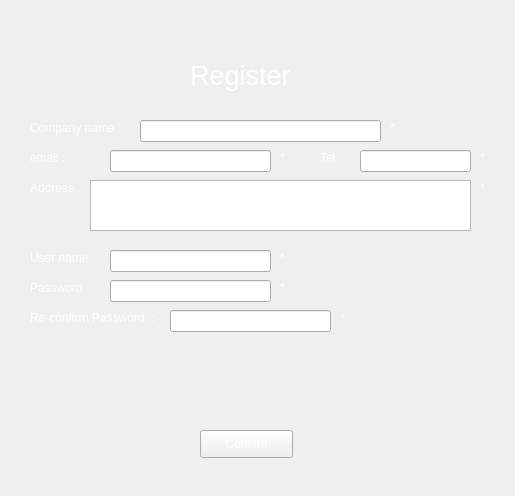
Sirawap/PathFinder-Project, file Company_Registeration.ui: the form before one commit.
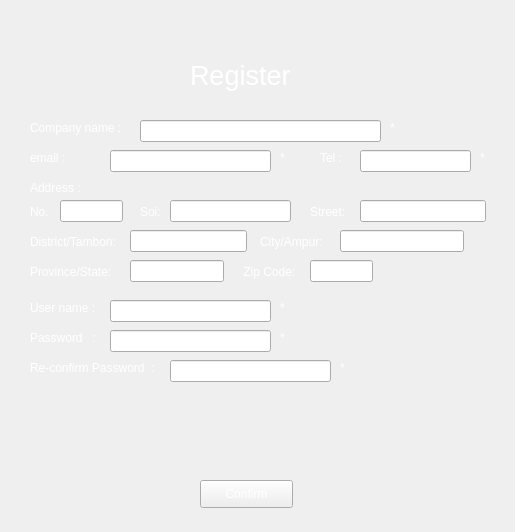
The form after the commit. Icons and pictures are not drawn.

Commit message: Company_Edit_Profile update style sheet

The edit to the form file:
```diff
--- a/Company_Registeration.ui
+++ b/Company_Registeration.ui
@@ -7,7 +7,7 @@
     <x>0</x>
     <y>0</y>
     <width>515</width>
-    <height>496</height>
+    <height>532</height>
    </rect>
   </property>
   <property name="windowTitle">
@@ -31,7 +31,7 @@
    <property name="geometry">
     <rect>
      <x>280</x>
-     <y>250</y>
+     <y>300</y>
      <width>16</width>
      <height>16</height>
     </rect>
@@ -70,7 +70,7 @@
    <property name="geometry">
     <rect>
      <x>110</x>
-     <y>280</y>
+     <y>330</y>
      <width>161</width>
      <height>22</height>
     </rect>
@@ -90,7 +90,7 @@
    <property name="geometry">
     <rect>
      <x>170</x>
-     <y>310</y>
+     <y>360</y>
      <width>161</width>
      <height>22</height>
     </rect>
@@ -123,7 +123,7 @@
    <property name="geometry">
     <rect>
      <x>200</x>
-     <y>430</y>
+     <y>480</y>
      <width>93</width>
      <height>28</height>
     </rect>
@@ -145,19 +145,6 @@
     <string>Company name :</string>
    </property>
   </widget>
-  <widget class="QLabel" name="label_22">
-   <property name="geometry">
-    <rect>
-     <x>480</x>
-     <y>180</y>
-     <width>16</width>
-     <height>16</height>
-    </rect>
-   </property>
-   <property name="text">
-    <string>*</string>
-   </property>
-  </widget>
   <widget class="QLabel" name="label_24">
    <property name="geometry">
     <rect>
@@ -175,7 +162,7 @@
    <property name="geometry">
     <rect>
      <x>30</x>
-     <y>250</y>
+     <y>300</y>
      <width>81</width>
      <height>16</height>
     </rect>
@@ -188,7 +175,7 @@
    <property name="geometry">
     <rect>
      <x>340</x>
-     <y>310</y>
+     <y>360</y>
      <width>16</width>
      <height>16</height>
     </rect>
@@ -232,7 +219,7 @@
    <property name="geometry">
     <rect>
      <x>30</x>
-     <y>280</y>
+     <y>330</y>
      <width>71</width>
      <height>16</height>
     </rect>
@@ -245,7 +232,7 @@
    <property name="geometry">
     <rect>
      <x>110</x>
-     <y>250</y>
+     <y>300</y>
      <width>161</width>
      <height>22</height>
     </rect>
@@ -255,7 +242,7 @@
    <property name="geometry">
     <rect>
      <x>280</x>
-     <y>280</y>
+     <y>330</y>
      <width>16</width>
      <height>16</height>
     </rect>
@@ -268,7 +255,7 @@
    <property name="geometry">
     <rect>
      <x>30</x>
-     <y>310</y>
+     <y>360</y>
      <width>141</width>
      <height>16</height>
     </rect>
@@ -277,16 +264,6 @@
     <string>Re-confirm Password  :</string>
    </property>
   </widget>
-  <widget class="QListWidget" name="register_address">
-   <property name="geometry">
-    <rect>
-     <x>90</x>
-     <y>180</y>
-     <width>381</width>
-     <height>51</height>
-    </rect>
-   </property>
-  </widget>
   <widget class="QLabel" name="label_25">
    <property name="geometry">
     <rect>
@@ -317,7 +294,7 @@
    <property name="geometry">
     <rect>
      <x>70</x>
-     <y>360</y>
+     <y>410</y>
      <width>351</width>
      <height>51</height>
     </rect>
@@ -326,6 +303,173 @@
     <string/>
    </property>
   </widget>
+  <widget class="QLabel" name="label_16">
+   <property name="geometry">
+    <rect>
+     <x>240</x>
+     <y>260</y>
+     <width>61</width>
+     <height>24</height>
+    </rect>
+   </property>
+   <property name="text">
+    <string> Zip Code:</string>
+   </property>
+  </widget>
+  <widget class="QLabel" name="label_13">
+   <property name="geometry">
+    <rect>
+     <x>260</x>
+     <y>230</y>
+     <width>71</width>
+     <height>24</height>
+    </rect>
+   </property>
+   <property name="text">
+    <string>City/Ampur:</string>
+   </property>
+  </widget>
+  <widget class="QLineEdit" name="lineEdit_zip">
+   <property name="geometry">
+    <rect>
+     <x>310</x>
+     <y>260</y>
+     <width>63</width>
+     <height>22</height>
+    </rect>
+   </property>
+  </widget>
+  <widget class="QLineEdit" name="lineEdit_city">
+   <property name="geometry">
+    <rect>
+     <x>340</x>
+     <y>230</y>
+     <width>124</width>
+     <height>22</height>
+    </rect>
+   </property>
+   <property name="text">
+    <string/>
+   </property>
+  </widget>
+  <widget class="QLabel" name="label_14">
+   <property name="geometry">
+    <rect>
+     <x>30</x>
+     <y>260</y>
+     <width>91</width>
+     <height>24</height>
+    </rect>
+   </property>
+   <property name="text">
+    <string>Province/State:</string>
+   </property>
+  </widget>
+  <widget class="QLineEdit" name="lineEdit_houseNo">
+   <property name="geometry">
+    <rect>
+     <x>60</x>
+     <y>200</y>
+     <width>63</width>
+     <height>22</height>
+    </rect>
+   </property>
+  </widget>
+  <widget class="QLineEdit" name="lineEdit_street">
+   <property name="geometry">
+    <rect>
+     <x>360</x>
+     <y>200</y>
+     <width>126</width>
+     <height>22</height>
+    </rect>
+   </property>
+  </widget>
+  <widget class="QLabel" name="label_10">
+   <property name="geometry">
+    <rect>
+     <x>140</x>
+     <y>200</y>
+     <width>23</width>
+     <height>24</height>
+    </rect>
+   </property>
+   <property name="text">
+    <string>Soi:</string>
+   </property>
+  </widget>
+  <widget class="QLabel" name="label_12">
+   <property name="geometry">
+    <rect>
+     <x>30</x>
+     <y>230</y>
+     <width>101</width>
+     <height>24</height>
+    </rect>
+   </property>
+   <property name="text">
+    <string>District/Tambon:</string>
+   </property>
+  </widget>
+  <widget class="QLineEdit" name="lineEdit_district">
+   <property name="geometry">
+    <rect>
+     <x>130</x>
+     <y>230</y>
+     <width>117</width>
+     <height>22</height>
+    </rect>
+   </property>
+  </widget>
+  <widget class="QLineEdit" name="lineEdit_state">
+   <property name="geometry">
+    <rect>
+     <x>130</x>
+     <y>260</y>
+     <width>94</width>
+     <height>22</height>
+    </rect>
+   </property>
+   <property name="text">
+    <string/>
+   </property>
+  </widget>
+  <widget class="QLineEdit" name="lineEdit_soi">
+   <property name="geometry">
+    <rect>
+     <x>170</x>
+     <y>200</y>
+     <width>121</width>
+     <height>22</height>
+    </rect>
+   </property>
+  </widget>
+  <widget class="QLabel" name="label_8">
+   <property name="geometry">
+    <rect>
+     <x>30</x>
+     <y>200</y>
+     <width>31</width>
+     <height>24</height>
+    </rect>
+   </property>
+   <property name="text">
+    <string>No.</string>
+   </property>
+  </widget>
+  <widget class="QLabel" name="label_11">
+   <property name="geometry">
+    <rect>
+     <x>310</x>
+     <y>200</y>
+     <width>51</width>
+     <height>24</height>
+    </rect>
+   </property>
+   <property name="text">
+    <string>Street:</string>
+   </property>
+  </widget>
  </widget>
  <resources>
   <include location="resource_pic/source.qrc"/>
```
The commit also changes 2 other files.
